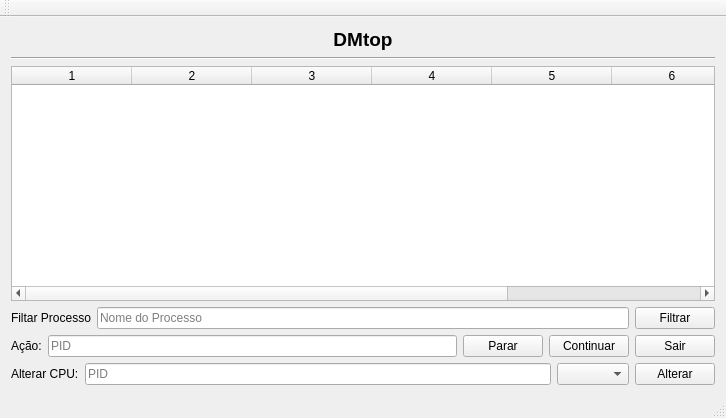
Qt form DMtop/mainwindow.ui (DenisMedeiros/Real-Time-Systems-Applications) before a commit.
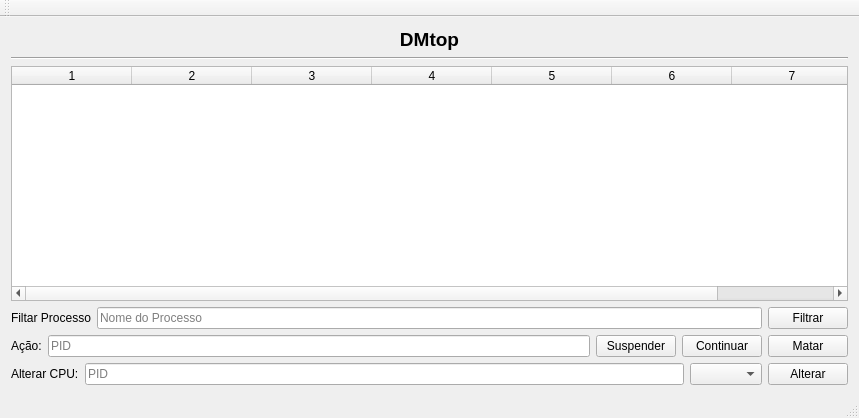
The same form after that commit.

Commit message: Filtro melhorado.

```diff
--- a/DMtop/mainwindow.ui
+++ b/DMtop/mainwindow.ui
@@ -6,7 +6,7 @@
    <rect>
     <x>0</x>
     <y>0</y>
-    <width>726</width>
+    <width>859</width>
     <height>418</height>
    </rect>
   </property>
@@ -129,7 +129,7 @@
         <item>
          <widget class="QPushButton" name="pushButtonParar">
           <property name="text">
-           <string>Parar</string>
+           <string>Suspender</string>
           </property>
          </widget>
         </item>
@@ -143,7 +143,7 @@
         <item>
          <widget class="QPushButton" name="pushButtonSair">
           <property name="text">
-           <string>Sair</string>
+           <string>Matar</string>
           </property>
          </widget>
         </item>
```
Left out of the diff: 4 changed lines with no effect on the pictures. The commit also changes 2 other files.
